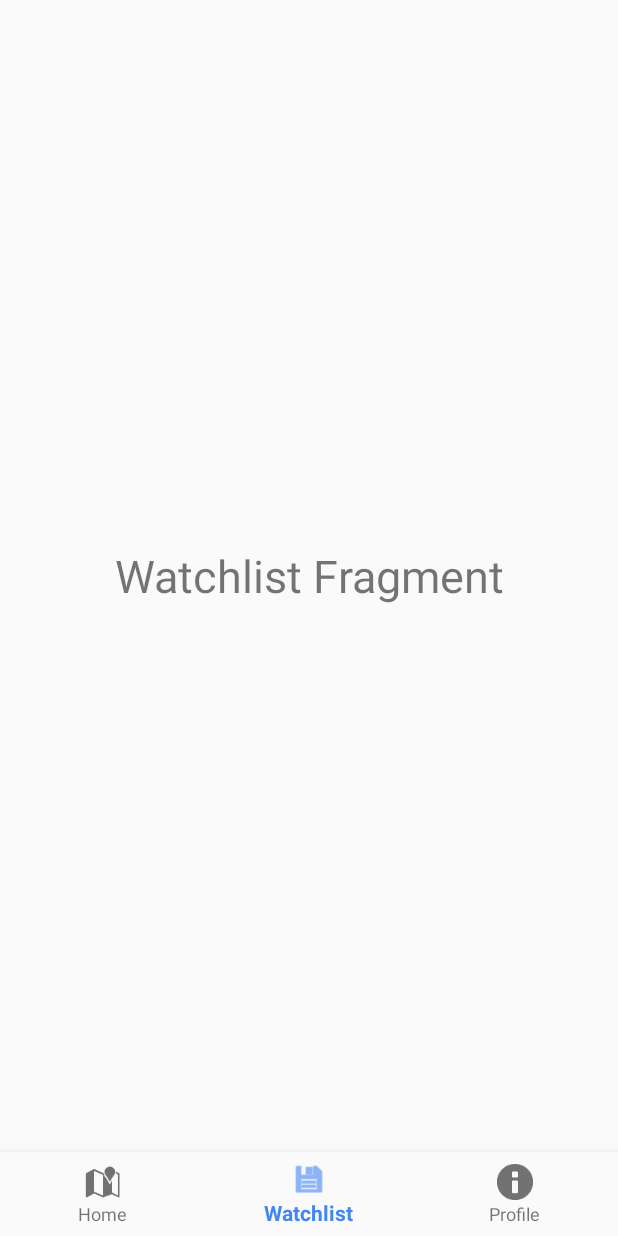
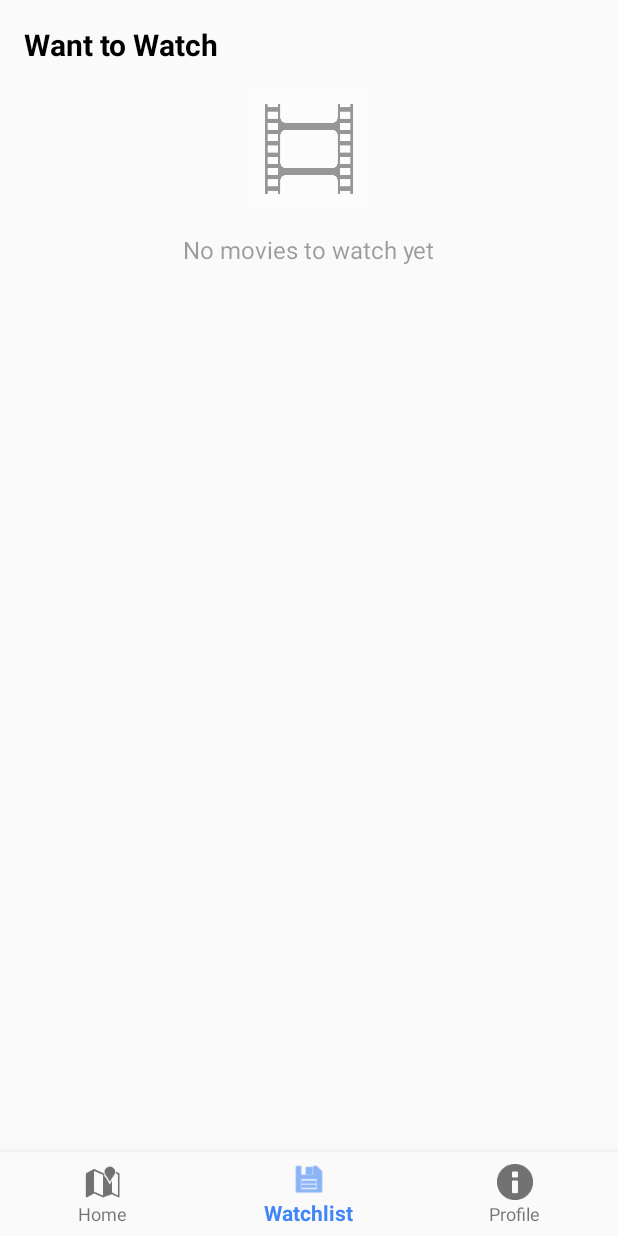
Before and after one commit to SullivanHart/Moovie, an Android app: the WatchlistFragment screen opened through its navigation route, on a phone screen of 412 x 824 dp. Run offline under Robolectric (Android 15) with nearby library versions, the phone set to English and light mode, and no system bars; our stand-ins replace Firebase (no records; nobody signed in at launch, a user with empty details on screens opened directly), navigation-ui; libraries missing offline, so code that uses them is left out: com.firebase.ui, me.zhanghai.android; pictures from the network do not load.

Commit message:
add to_watch

```diff
--- a/app/build.gradle
+++ b/app/build.gradle
@@ -81,4 +81,7 @@ dependencies {
     implementation 'com.squareup.retrofit2:retrofit:2.9.0'
     implementation 'com.squareup.retrofit2:converter-gson:2.9.0'
 
+    // Navigation
+    implementation 'androidx.navigation:navigation-fragment:2.5.3'
+    implementation 'androidx.navigation:navigation-ui:2.5.3'
 }
--- a/app/src/main/java/com/moovie/WatchlistFragment.java
+++ b/app/src/main/java/com/moovie/WatchlistFragment.java
@@ -1,64 +1,122 @@
 package com.moovie;
 
+import android.content.Intent;
 import android.os.Bundle;
-
-import androidx.fragment.app.Fragment;
-
+import android.util.Log;
 import android.view.LayoutInflater;
 import android.view.View;
 import android.view.ViewGroup;
 
-/**
- * A simple {@link Fragment} subclass.
- * Use the {@link WatchlistFragment#newInstance} factory method to
- * create an instance of this fragment.
- */
-public class WatchlistFragment extends Fragment {
+import androidx.annotation.NonNull;
+import androidx.annotation.Nullable;
+import androidx.fragment.app.Fragment;
+import androidx.recyclerview.widget.LinearLayoutManager;
+import androidx.recyclerview.widget.RecyclerView;
 
-    // TODO: Rename parameter arguments, choose names that match
-    // the fragment initialization parameters, e.g. ARG_ITEM_NUMBER
-    private static final String ARG_PARAM1 = "param1";
-    private static final String ARG_PARAM2 = "param2";
+import com.google.android.material.snackbar.Snackbar;
+import com.moovie.adapter.MovieListAdapter;
+import com.moovie.util.FirebaseUtil;
+import com.google.firebase.firestore.CollectionReference;
+import com.google.firebase.firestore.DocumentSnapshot;
+import com.google.firebase.firestore.FirebaseFirestore;
+import com.google.firebase.firestore.FirebaseFirestoreException;
+import com.google.firebase.firestore.Query;
 
-    // TODO: Rename and change types of parameters
-    private String mParam1;
-    private String mParam2;
+public class WatchlistFragment extends Fragment implements MovieListAdapter.OnMovieSelectedListener {
+    private static final String TAG = "WatchlistFragment";
+
+    private RecyclerView mMoviesRecycler;
+    private ViewGroup mEmptyView;
+    private MovieListAdapter mAdapter;
+    private FirebaseFirestore mFirestore;
+    private Query mQuery;
+    private String mUserId;
 
     public WatchlistFragment() {
         // Required empty public constructor
     }
 
-    /**
-     * Use this factory method to create a new instance of
-     * this fragment using the provided parameters.
-     *
-     * @param param1 Parameter 1.
-     * @param param2 Parameter 2.
-     * @return A new instance of fragment WatchlistFragment.
-     */
-    // TODO: Rename and change types and number of parameters
-    public static WatchlistFragment newInstance(String param1, String param2) {
-        WatchlistFragment fragment = new WatchlistFragment();
-        Bundle args = new Bundle();
-        args.putString(ARG_PARAM1, param1);
-        args.putString(ARG_PARAM2, param2);
-        fragment.setArguments(args);
-        return fragment;
+    @Nullable
+    @Override
+    public View onCreateView(LayoutInflater inflater, ViewGroup container,
+                             Bundle savedInstanceState) {
+        return inflater.inflate(R.layout.fragment_watchlist, container, false);
     }
 
     @Override
-    public void onCreate(Bundle savedInstanceState) {
-        super.onCreate(savedInstanceState);
-        if (getArguments() != null) {
-            mParam1 = getArguments().getString(ARG_PARAM1);
-            mParam2 = getArguments().getString(ARG_PARAM2);
+    public void onViewCreated(@NonNull View view, @Nullable Bundle savedInstanceState) {
+        super.onViewCreated(view, savedInstanceState);
+
+        mMoviesRecycler = view.findViewById(R.id.recycler_movies);
+        mEmptyView = view.findViewById(R.id.view_empty);
+
+        mFirestore = FirebaseUtil.getFirestore();
+        mUserId = FirebaseUtil.getAuth().getCurrentUser().getUid();
+
+        // Set up query for want to watch movies
+        CollectionReference collectionRef = mFirestore
+                .collection("users")
+                .document(mUserId)
+                .collection("wantToWatch");
+
+        mQuery = collectionRef.orderBy("addedAt", Query.Direction.DESCENDING);
+
+        initRecyclerView();
+    }
+
+    private void initRecyclerView() {
+        if (mQuery == null) {
+            Log.w(TAG, "No query, not initializing RecyclerView");
+            return;
+        }
+
+        mAdapter = new MovieListAdapter(mQuery, this) {
+            @Override
+            protected void onDataChanged() {
+                if (getItemCount() == 0) {
+                    mMoviesRecycler.setVisibility(View.GONE);
+                    mEmptyView.setVisibility(View.VISIBLE);
+                } else {
+                    mMoviesRecycler.setVisibility(View.VISIBLE);
+                    mEmptyView.setVisibility(View.GONE);
+                }
+            }
+
+            @Override
+            protected void onError(FirebaseFirestoreException e) {
+                if (getView() != null) {
+                    Snackbar.make(mMoviesRecycler, "Error loading movies", Snackbar.LENGTH_LONG).show();
+                }
+                Log.e(TAG, "Error: ", e);
+            }
+        };
+
+        mMoviesRecycler.setLayoutManager(new LinearLayoutManager(getContext()));
+        mMoviesRecycler.setAdapter(mAdapter);
+        Log.d(TAG, "initRecyclerView()");
+    }
+
+    @Override
+    public void onStart() {
+        super.onStart();
+        if (mAdapter != null) {
+            mAdapter.startListening();
         }
     }
 
     @Override
-    public View onCreateView(LayoutInflater inflater, ViewGroup container,
-                             Bundle savedInstanceState) {
-        // Inflate the layout for this fragment
-        return inflater.inflate(R.layout.fragment_watchlist, container, false);
+    public void onStop() {
+        super.onStop();
+        if (mAdapter != null) {
+            mAdapter.stopListening();
+        }
     }
+
+    @Override
+    public void onMovieSelected(DocumentSnapshot movie) {
+        Intent intent = new Intent(getActivity(), MovieDetailActivity.class);
+        intent.putExtra(MovieDetailActivity.KEY_MOVIE_ID, movie.getId());
+        startActivity(intent);
+    }
+
 }
--- a/app/src/main/res/layout/fragment_watchlist.xml
+++ b/app/src/main/res/layout/fragment_watchlist.xml
@@ -1,16 +1,54 @@
 <?xml version="1.0" encoding="utf-8"?>
-<FrameLayout xmlns:android="http://schemas.android.com/apk/res/android"
-    xmlns:tools="http://schemas.android.com/tools"
-    android:layout_width="match_parent"
-    android:layout_height="match_parent"
-    tools:context=".WatchlistFragment">
 
-    <!-- TODO: Update blank fragment layout -->
+<RelativeLayout xmlns:android="http://schemas.android.com/apk/res/android" xmlns:tools="http://schemas.android.com/tools" android:layout_width="match_parent" android:layout_height="match_parent" android:background="#FAFAFA" tools:context="com.moovie.WatchlistFragment">
     <TextView
+        android:id="@+id/header_title"
+        android:layout_width="match_parent"
+        android:layout_height="wrap_content"
+        android:padding="16dp"
+        android:text="Want to Watch"
+        android:textSize="20sp"
+        android:textStyle="bold"
+        android:textColor="@android:color/black" />
+
+    <androidx.recyclerview.widget.RecyclerView
+        android:id="@+id/recycler_movies"
         android:layout_width="match_parent"
         android:layout_height="match_parent"
+        android:layout_below="@+id/header_title"
+        android:background="@android:color/transparent"
+        android:clipToPadding="false"
+        android:paddingLeft="8dp"
+        android:paddingRight="8dp"
+        android:paddingBottom="16dp"
+        tools:listitem="@layout/item_movie_list" />
+
+    <LinearLayout
+        android:id="@+id/view_empty"
+        android:layout_width="wrap_content"
+        android:layout_height="wrap_content"
+        android:layout_below="@+id/header_title"
+        android:layout_centerHorizontal="true"
+        android:layout_centerVertical="true"
         android:gravity="center"
-        android:textSize="30sp"
-        android:text="Watchlist Fragment" />
+        android:orientation="vertical"
+        android:visibility="gone">
 
-</FrameLayout>
+        <ImageView
+            android:layout_width="80dp"
+            android:layout_height="80dp"
+            android:alpha="0.4"
+            android:layout_marginBottom="16dp"
+            android:scaleType="centerInside"
+            android:src="@drawable/ic_movie_placeholder" />
+
+        <TextView
+            android:layout_width="wrap_content"
+            android:layout_height="wrap_content"
+            android:text="No movies to watch yet"
+            android:textColor="@color/greyDisabled"
+            android:textSize="16sp" />
+
+    </LinearLayout>
+
+</RelativeLayout>
```
Also changed, not shown: app/src/main/java/com/moovie/adapter/MovieListAdapter.java (added, +80 -0 lines), app/src/main/res/layout/item_movie_list.xml (added, +27 -0 lines).
